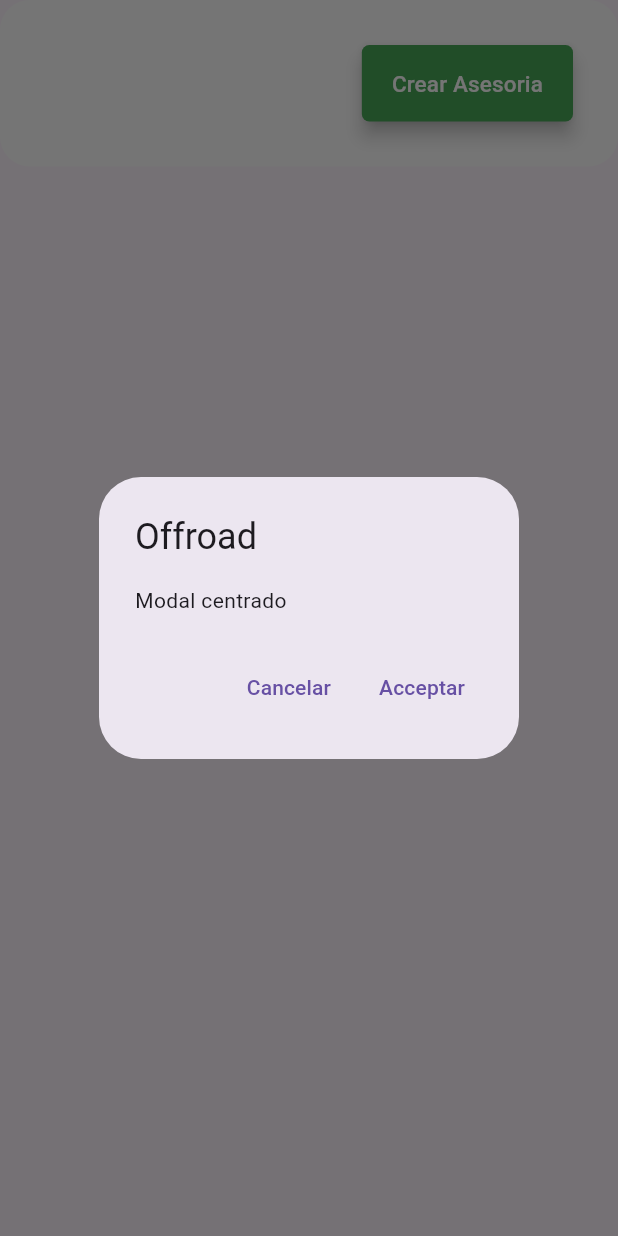
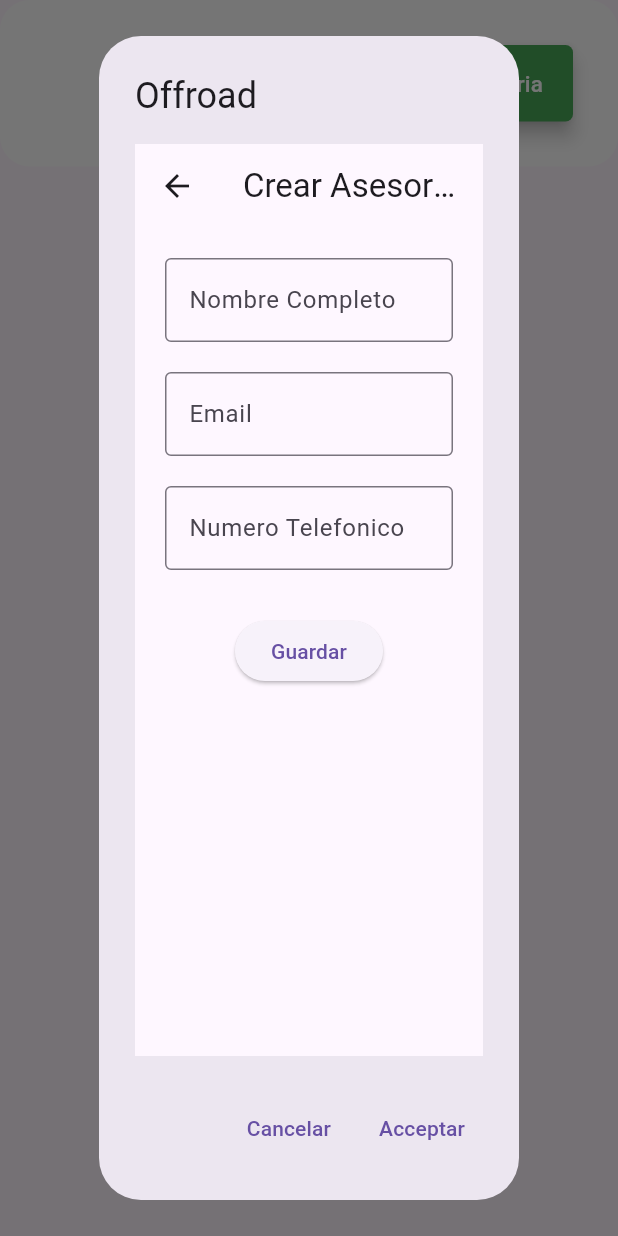
Before and after one commit to Barrrea-Leslie/Asesorias-FIC-WEB, a Flutter app: the FooterCrearAlumno widget shown alone on an empty page, opened directly, after a tap on "Crear Asesoria", on a phone screen of 412 x 824 dp. Run offline on Flutter 3.47's test engine with Material 3 defaults, Android fonts, the phone set to English and light mode, and no system bars.

Commit message:
Subir cambio agrege el modal de crear asesores pars

```diff
--- /dev/null
+++ b/lib/presentation/modalesAdministrador/crear_asesor_disiplinar.dart
@@ -0,0 +1,86 @@
+import 'package:flutter/material.dart';
+
+class CrearAsesorDisiplinar extends StatefulWidget {
+  const CrearAsesorDisiplinar({super.key});
+
+  @override
+  State<CrearAsesorDisiplinar> createState() => _CrearAsesorDisiplinarState();
+}
+
+class _CrearAsesorDisiplinarState extends State<CrearAsesorDisiplinar> {
+final _formKey =GlobalKey<FormState>();
+
+ final TextEditingController nombreController = TextEditingController();
+ final TextEditingController emailController = TextEditingController();
+ final TextEditingController passController = TextEditingController();
+
+
+  @override
+  Widget build(BuildContext context) {
+    return Scaffold(
+      appBar: AppBar(
+        title: Text('Crear Asesor Disiplinar'),
+      ),
+      body: Padding(
+        padding: const EdgeInsets.all(20),
+        child: Form(
+          key: _formKey,
+        child: Column(
+          children: [
+            TextFormField(
+              controller: nombreController,
+              decoration: InputDecoration(
+                labelText: "Nombre Completo",
+                border: OutlineInputBorder(),
+              ),
+              validator: (value) =>
+              value!.isEmpty ? "Ingresa tu nombre completo": null,
+            ),
+
+        SizedBox(height: 20),
+        TextFormField(
+          controller: emailController,
+          decoration: InputDecoration(
+            labelText: "Email",
+            border: OutlineInputBorder(),
+          ),
+            validator: (value) {
+            if (value!.isEmpty) return "Ingresa tu email";
+            if (value.contains("@")) return "Email no valido";
+            return null;
+          },
+          ),
+
+        SizedBox(height: 20),
+        TextFormField(
+          controller: passController,
+          obscureText: true,
+          decoration:  InputDecoration(
+            labelText: "Numero Telefonico",
+            border: OutlineInputBorder(),
+          ),
+          validator: (value) => value!.length < 10
+          ? "Minimo 6 caracteres"
+          : null,
+        ),
+
+        SizedBox(height: 30),
+        ElevatedButton(
+        child: Text("Guardar"),
+        onPressed:() {
+          if (_formKey.currentState!.validate()){
+            ScaffoldMessenger.of(context).showSnackBar(
+              SnackBar(
+                content: Text("usuario registrado: ${nombreController.text}"),
+              ),
+                    );
+                  }
+                },
+              )
+            ],
+          ),
+        ),
+      ),
+    );
+  }
+}
--- a/lib/presentation/pageDirection/asesores_par_screen.dart
+++ b/lib/presentation/pageDirection/asesores_par_screen.dart
@@ -1,4 +1,5 @@
 import 'package:asesorias_fic/core/colores.dart';
+import 'package:asesorias_fic/presentation/modalesAdministrador/crear_asesor_disiplinar.dart';
 import 'package:asesorias_fic/presentation/shared/mydrawer.dart';
 import 'package:asesorias_fic/presentation/shared/tarjeta_asesor_par_widget.dart';
 import 'package:flutter/material.dart';
@@ -213,7 +214,7 @@ class FooterCrearAlumno extends StatelessWidget {
               builder: (BuildContext context) {
                 return AlertDialog(
                   title: Text("Offroad"),
-                  content: Text('Modal centrado'),
+                  content: CrearAsesorDisiplinar(),
                   actions: [
                     TextButton(
                       onPressed: (){
--- a/lib/responsive/responsive_layout.dart
+++ b/lib/responsive/responsive_layout.dart
@@ -1,5 +1,4 @@
 import 'package:flutter/material.dart';
-
 
 class ResponsiveLayout extends StatelessWidget {
 
--- a/lib/routes/app_routes.dart
+++ b/lib/routes/app_routes.dart
@@ -1,4 +1,5 @@
 import 'package:asesorias_fic/presentation/loginScreens/login_screen.dart';
+import 'package:asesorias_fic/presentation/modalesAdministrador/crear_asesor_disiplinar.dart';
 import 'package:asesorias_fic/presentation/pageDirection/asesores_diciplinares_screen.dart';
 import 'package:asesorias_fic/presentation/pageDirection/asesores_par_screen.dart';
 import 'package:asesorias_fic/presentation/pageDirection/asesorias_en_curso_screen.dart';
@@ -9,7 +10,7 @@ import 'package:flutter/widgets.dart';
 
 class AppRoutes {
 
-  static const initialRoute = '/asesoresPar';
+  static const initialRoute = '/crearAsesorPar';
 
   static Map <String, WidgetBuilder> routes = {
 
@@ -22,6 +23,7 @@ class AppRoutes {
     '/asesoresPar': (context) => const AsesoresParScreen(),
     '/estudiantes': (context) => const EstudiantesScreen(),
 
+    '/crearAsesorPar' : (context) => const CrearAsesorDisiplinar()
 
 
   };
```
